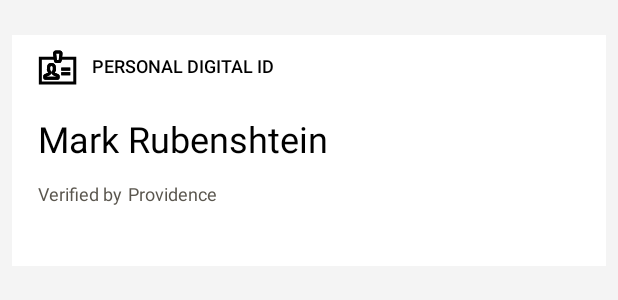
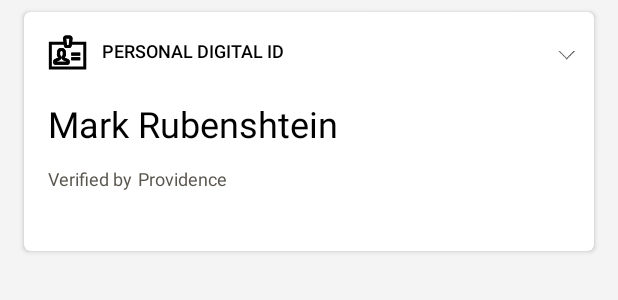
Before and after one commit to Luxoft/cordentity-poc-supply-chain, an Android app: the layout item_credentilal.xml on its own in the app's theme, with its tools: preview values and no code run, on a phone screen of 412 x 824 dp. Shown: the top 300 px of the screen. Run offline under Robolectric (Android 15) with nearby library versions, the phone set to English and light mode, and no system bars.

Commit message:
Updated Credentials list to card view

```diff
--- a/SovrinAgentApp/app/src/main/java/com/luxoft/supplychain/sovrinagentapp/ui/adapters/CredentialsListAdapter.kt
+++ b/SovrinAgentApp/app/src/main/java/com/luxoft/supplychain/sovrinagentapp/ui/adapters/CredentialsListAdapter.kt
@@ -3,8 +3,7 @@
 import android.content.Context
 import android.view.LayoutInflater
 import android.view.View
-import android.view.View.GONE
-import android.view.View.VISIBLE
+import android.view.View.*
 import android.view.ViewGroup
 import android.widget.BaseExpandableListAdapter
 import androidx.lifecycle.LiveData
@@ -70,6 +69,13 @@
             view.verified_by.visibility = GONE
         }
 
+        if(isExpanded) {
+            view.group_is_expanded.visibility = VISIBLE
+            view.group_is_collapsed.visibility = INVISIBLE
+        } else {
+            view.group_is_expanded.visibility = INVISIBLE
+            view.group_is_collapsed.visibility = VISIBLE
+        }
 
         return view
     }
--- a/SovrinAgentApp/app/src/main/res/layout/fragment_profile.xml
+++ b/SovrinAgentApp/app/src/main/res/layout/fragment_profile.xml
@@ -66,9 +66,11 @@
                 android:id="@+id/credentialList"
                 android:layout_width="match_parent"
                 android:layout_height="0dp"
+                android:layout_marginTop="@dimen/card_margin_half"
+                android:divider="@android:color/transparent"
+                android:groupIndicator="@android:color/transparent"
                 app:layout_constraintTop_toBottomOf="@id/walletStatus"
                 app:layout_constraintBottom_toBottomOf="parent"
-                android:layout_margin="8dp"
                 tools:listitem="@layout/item_credentilal"/>
 
     </androidx.constraintlayout.widget.ConstraintLayout>
--- a/SovrinAgentApp/app/src/main/res/layout/item_credentilal.xml
+++ b/SovrinAgentApp/app/src/main/res/layout/item_credentilal.xml
@@ -1,32 +1,54 @@
 <?xml version="1.0" encoding="utf-8"?>
-<androidx.constraintlayout.widget.ConstraintLayout
+<FrameLayout
 xmlns:android="http://schemas.android.com/apk/res/android"
 xmlns:app="http://schemas.android.com/apk/res-auto"
 xmlns:tools="http://schemas.android.com/tools"
+android:layout_width="match_parent"
+android:layout_height="wrap_content">
+
+    <!-- ListView ignores element margins, so workaround with FrameLayout and partial margins -->
+    <androidx.cardview.widget.CardView
         style="@style/Card"
+        android:layout_marginLeft="@dimen/card_margin"
+        android:layout_marginRight="@dimen/card_margin"
+        android:layout_marginBottom="@dimen/card_margin_half"
+        android:layout_marginTop="@dimen/card_margin_half">
+
+        <androidx.constraintlayout.widget.ConstraintLayout
             android:layout_width="match_parent"
             android:layout_height="wrap_content"
-    android:background="@android:color/transparent"
-    android:paddingTop="15dp"
-    android:layout_margin="8dp">
+            android:layout_marginStart="16dp"
+            android:layout_marginTop="15dp"
+            android:layout_marginBottom="40dp">
 
-    <View
-        android:id="@+id/card_background"
-        android:layout_width="match_parent"
-        android:layout_height="0dp"
-        android:background="@color/white"
+            <ImageView
+                android:id="@+id/group_is_collapsed"
+                android:layout_width="12dp"
+                android:layout_height="8dp"
+                android:src="@drawable/down"
+                android:layout_marginTop="9dp"
+                android:layout_marginEnd="12dp"
                 app:layout_constraintTop_toTopOf="parent"
-        app:layout_constraintBottom_toBottomOf="parent"/>
+                app:layout_constraintEnd_toEndOf="parent"/>
+
+            <ImageView
+                android:id="@+id/group_is_expanded"
+                android:layout_width="12dp"
+                android:layout_height="8dp"
+                android:src="@drawable/up"
+                android:layout_marginTop="9dp"
+                android:layout_marginEnd="12dp"
+                app:layout_constraintTop_toTopOf="parent"
+                app:layout_constraintEnd_toEndOf="parent"
+                android:visibility="invisible"/>
 
             <ImageView
                 android:id="@+id/icon"
                 android:layout_width="wrap_content"
                 android:layout_height="wrap_content"
                 android:src="@drawable/id_icon"
-        android:layout_marginStart="17dp"
-        android:layout_marginTop="10dp"
-        app:layout_constraintTop_toTopOf="@id/card_background"
-        app:layout_constraintStart_toStartOf="@id/card_background"
+                app:layout_constraintTop_toTopOf="parent"
+                app:layout_constraintStart_toStartOf="parent"
             />
 
             <TextView
@@ -39,9 +61,8 @@
                 android:fontFamily="sans-serif-medium"
                 android:textAllCaps="true"
                 android:layout_marginStart="10dp"
-        android:layout_marginTop="10dp"
                 android:paddingTop="2dp"
-        app:layout_constraintTop_toTopOf="@id/card_background"
+                app:layout_constraintTop_toTopOf="parent"
                 app:layout_constraintStart_toEndOf="@id/icon"
                 tools:text = "Personal Digital ID"
             />
@@ -55,9 +76,8 @@
                 android:textFontWeight="400"
                 android:paddingTop="19dp"
                 android:paddingBottom="12dp"
-        android:layout_marginStart="17dp"
                 app:layout_constraintTop_toBottomOf="@id/icon"
-        app:layout_constraintStart_toStartOf="@id/card_background"
+                app:layout_constraintStart_toStartOf="parent"
                 tools:text = "Mark Rubenshtein"
             />
 
@@ -71,10 +91,8 @@
                 android:textSize="12dp"
                 android:textFontWeight="400"
                 android:paddingEnd="4dp"
-        android:layout_marginStart="17dp"
-        android:paddingBottom="40dp"
                 app:layout_constraintTop_toBottomOf="@id/description"
-        app:layout_constraintStart_toStartOf="@id/card_background"
+                app:layout_constraintStart_toStartOf="parent"
             />
 
             <TextView
@@ -91,3 +109,7 @@
             />
 
         </androidx.constraintlayout.widget.ConstraintLayout>
+
+    </androidx.cardview.widget.CardView>
+
+</FrameLayout>
```
Lines whose indentation alone changed are shown as unchanged.
